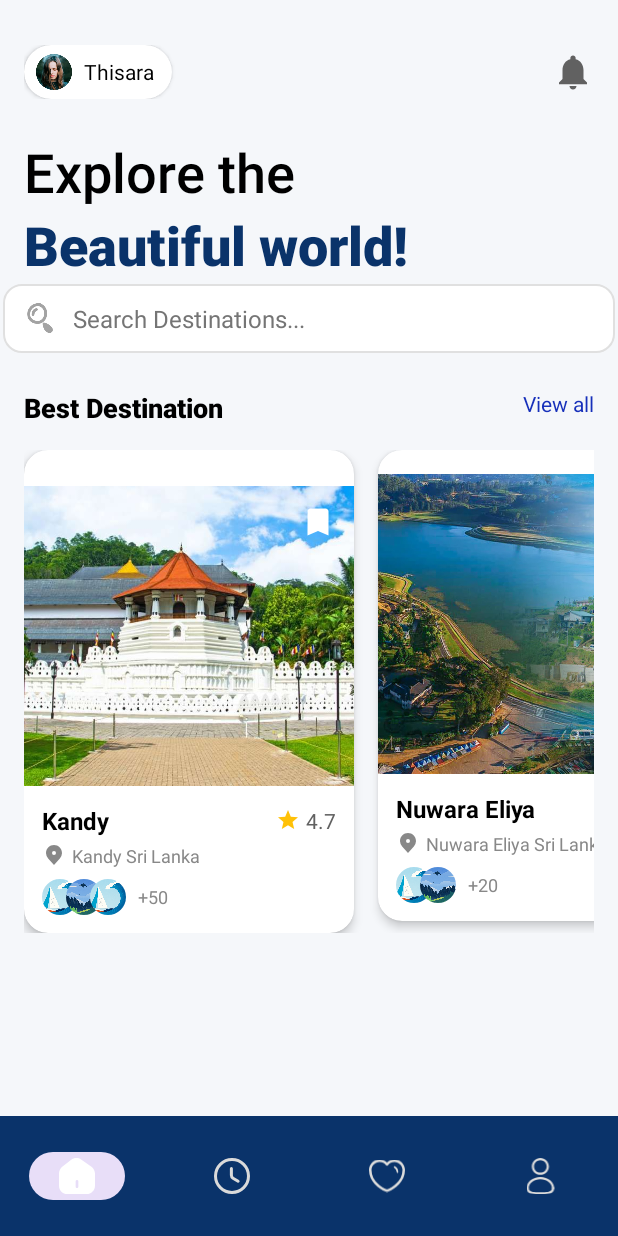
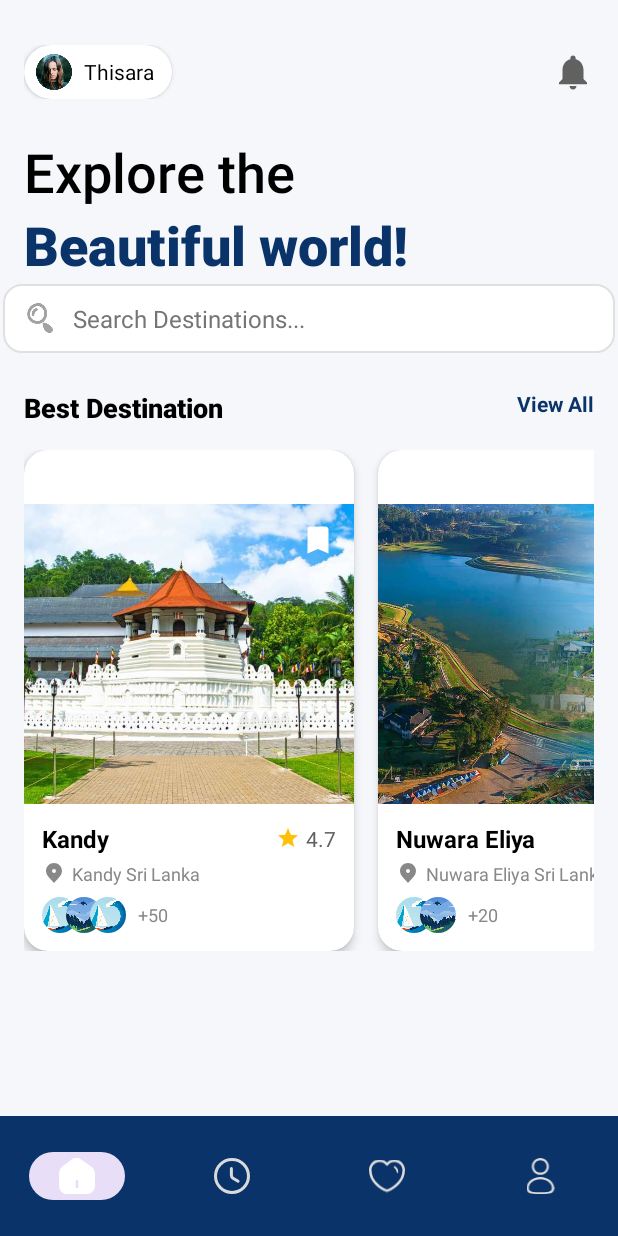
Before and after one commit to thisara2245/ExploreLanka, an Android app: the HomeFragment screen opened directly, with no data from a screen before it, on a phone screen of 412 x 824 dp. Run offline under Robolectric (Android 15) with nearby library versions, the phone set to English and light mode, and no system bars.

Commit message:
DESTINATION LIST UPDATE

```diff
--- a/app/src/main/AndroidManifest.xml
+++ b/app/src/main/AndroidManifest.xml
@@ -38,6 +38,8 @@
         <activity
             android:name=".ForgotPasswordActivity"
             android:exported="false" />
+        <activity android:name=".DestinationsActivity" />
+
     </application>
 
 </manifest>
--- a/app/src/main/java/com/example/explorelanka/DashboardActivity.kt
+++ b/app/src/main/java/com/example/explorelanka/DashboardActivity.kt
@@ -23,6 +23,7 @@ class DashboardActivity : AppCompatActivity() {
                     true
                 }
 
+
                 else -> false
             }
         }
--- a/app/src/main/java/com/example/explorelanka/ProfileFragment.kt
+++ b/app/src/main/java/com/example/explorelanka/ProfileFragment.kt
@@ -1,12 +1,16 @@
 package com.example.explorelanka
 
 import android.os.Bundle
-import androidx.fragment.app.Fragment
 import android.view.LayoutInflater
 import android.view.View
 import android.view.ViewGroup
+import androidx.fragment.app.Fragment
+import androidx.recyclerview.widget.LinearLayoutManager
+import androidx.recyclerview.widget.RecyclerView
+import android.widget.EditText
 
 
 class ProfileFragment : Fragment() {
 
+
 }
--- a/app/src/main/res/layout/fragment_home.xml
+++ b/app/src/main/res/layout/fragment_home.xml
@@ -170,11 +170,14 @@
         <TextView
             android:id="@+id/viewall"
             android:layout_width="wrap_content"
-            android:layout_height="24dp"
+            android:layout_height="match_parent"
+            android:backgroundTint="#B41313"
+            android:textColor="@color/blue"
             android:clickable="true"
-            android:text="View all"
-            android:textColor="#1730BA"
-            android:textSize="14sp" />
+            android:focusable="true"
+            android:text="View All"
+            android:textSize="14sp"
+            android:textStyle="bold" />
     </LinearLayout>
 
     <HorizontalScrollView
@@ -212,12 +215,12 @@
                         android:id="@+id/destinationImage1"
                         android:layout_width="match_parent"
                         android:layout_height="200dp"
-                        android:layout_marginTop="24dp"
+                        android:layout_marginTop="36dp"
                         android:contentDescription="Destination Image"
                         android:scaleType="centerCrop"
                         android:src="@drawable/kandy1"
                         app:layout_constraintEnd_toEndOf="parent"
-                        app:layout_constraintHorizontal_bias="0.0"
+                        app:layout_constraintHorizontal_bias="1.0"
                         app:layout_constraintStart_toStartOf="parent"
                         app:layout_constraintTop_toTopOf="parent" />
 
@@ -368,12 +371,12 @@
                         android:id="@+id/destinationImage2"
                         android:layout_width="match_parent"
                         android:layout_height="200dp"
-                        android:layout_marginTop="16dp"
+                        android:layout_marginTop="36dp"
                         android:contentDescription="Destination Image"
                         android:scaleType="centerCrop"
                         android:src="@drawable/nuwaraeliya2"
                         app:layout_constraintEnd_toEndOf="parent"
-                        app:layout_constraintHorizontal_bias="0.0"
+                        app:layout_constraintHorizontal_bias="1.0"
                         app:layout_constraintStart_toStartOf="parent"
                         app:layout_constraintTop_toTopOf="parent" />
 
--- a/app/src/main/res/layout/fragment_profile.xml
+++ b/app/src/main/res/layout/fragment_profile.xml
@@ -6,9 +6,11 @@
     tools:context=".ProfileFragment">
 
     <!-- TODO: Update blank fragment layout -->
-    <TextView
+    <androidx.recyclerview.widget.RecyclerView
+        android:id="@+id/destinationRecyclerView"
         android:layout_width="match_parent"
         android:layout_height="match_parent"
-        android:text="@string/hello_blank_fragment" />
+        android:background="@color/light_gray_background"
+        android:padding="16dp" />
 
 </FrameLayout>
--- a/app/src/main/res/menu/bottom_nav_menu.xml
+++ b/app/src/main/res/menu/bottom_nav_menu.xml
@@ -9,8 +9,7 @@
 
     <item
         android:id="@+id/nav_schedule"
-        android:title="Plan Trip
-"
+        android:title="Plan Trip"
         android:icon="@drawable/icon_clock"
         />
 
--- a/app/src/main/res/values/colors.xml
+++ b/app/src/main/res/values/colors.xml
@@ -11,5 +11,6 @@
     <color name="gray_border">#E0E0E0</color>
     <color name="blue">#0A336A</color>
     <color name="Purple">#673AB7</color>
+    <color name="maroon">#A92015</color>
 
 </resources>
```
Also changed, not shown: app/src/main/java/com/example/explorelanka/HomeFragment.kt (+5 -3 lines).
